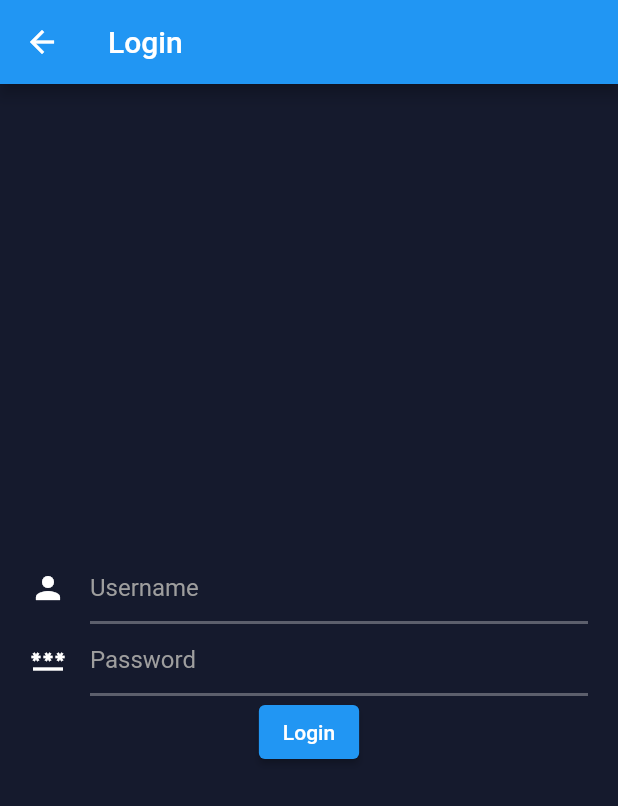
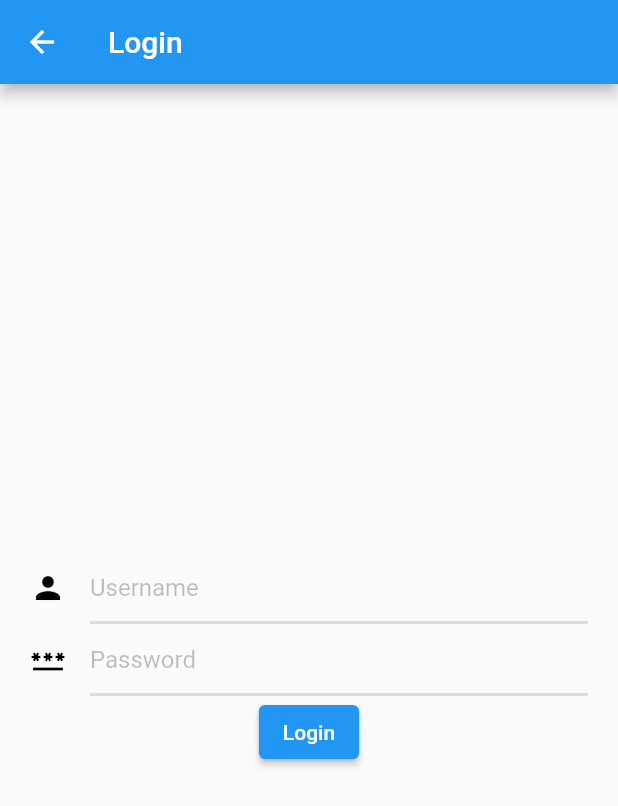
Before and after one commit to jerr-it/compound, a Flutter app: the LoginPage screen opened directly, on a phone screen of 412 x 824 dp. Shown: the top 806 px of the screen. Run offline on Flutter 3.47's test engine with Material 2 defaults, Android fonts, the phone set to English and light mode, and no system bars; our stand-ins replace bubble, easy_localization, flutter_secure_storage, flutter_slidable, flutter_svg; accounts and stored records are empty; network calls fail.

Commit message:
Changed login page color scheme

```diff
--- a/lib/pages/login/UniversityDropDown.dart
+++ b/lib/pages/login/UniversityDropDown.dart
@@ -35,7 +35,7 @@ class _UniversityDropdownState extends State<UniversityDropdown> {
           style: TextStyle(color: Colors.black),
           underline: Container(
             height: 2,
-            color: Colors.white,
+            color: Colors.black,
           ),
           onChanged: (Server newValue) {
             setState(() {
--- a/lib/pages/login/loginPage.dart
+++ b/lib/pages/login/loginPage.dart
@@ -19,7 +19,7 @@ class LoginPage extends StatelessWidget {
         title: Text("login".tr()),
       ),
       body: Container(
-        decoration: BoxDecoration(color: Color.fromARGB(255, 21, 26, 45)),
+        decoration: BoxDecoration(color: Colors.white12),
         child: SizedBox(
           width: double.maxFinite,
           child: Column(
@@ -33,38 +33,38 @@ class LoginPage extends StatelessWidget {
                       controller: usernameController,
                       decoration: InputDecoration(
                         hintText: "Username",
-                        hintStyle: TextStyle(color: Colors.grey),
+                        hintStyle: TextStyle(color: Colors.black26),
                         icon: Icon(
                           Icons.person,
-                          color: Colors.white,
+                          color: Colors.black,
                         ),
                         focusedBorder: UnderlineInputBorder(
-                          borderSide: BorderSide(color: Colors.white, width: 2),
+                          borderSide: BorderSide(color: Colors.black38, width: 2),
                         ),
                         enabledBorder: UnderlineInputBorder(
-                          borderSide: BorderSide(color: Colors.white30, width: 2),
+                          borderSide: BorderSide(color: Colors.black12, width: 2),
                         ),
                       ),
-                      style: TextStyle(color: Colors.white),
+                      style: TextStyle(color: Colors.black),
                     ),
                     TextFormField(
                       controller: passwordController,
                       obscureText: true,
                       decoration: InputDecoration(
                         hintText: "Password",
-                        hintStyle: TextStyle(color: Colors.grey),
+                        hintStyle: TextStyle(color: Colors.black26),
                         icon: Icon(
                           Icons.password_sharp,
-                          color: Colors.white,
+                          color: Colors.black,
                         ),
                         focusedBorder: UnderlineInputBorder(
-                          borderSide: BorderSide(color: Colors.white, width: 2),
+                          borderSide: BorderSide(color: Colors.black38, width: 2),
                         ),
                         enabledBorder: UnderlineInputBorder(
-                          borderSide: BorderSide(color: Colors.white30, width: 2),
+                          borderSide: BorderSide(color: Colors.black12, width: 2),
                         ),
                       ),
-                      style: TextStyle(color: Colors.white),
+                      style: TextStyle(color: Colors.black),
                     ),
                     ElevatedButton(
                       child: Text("login".tr()),
--- a/lib/pages/login/universitySelectPage.dart
+++ b/lib/pages/login/universitySelectPage.dart
@@ -43,7 +43,7 @@ class _UniversitySelectStateState extends State<UniversitySelectState> {
     UniversityDropdown uDropdown = UniversityDropdown();
 
     return Container(
-      decoration: BoxDecoration(color: Color.fromARGB(255, 21, 26, 45)),
+      decoration: BoxDecoration(color: Colors.white12),
       child: SizedBox(
         width: double.maxFinite,
         child: Column(
@@ -52,7 +52,6 @@ class _UniversitySelectStateState extends State<UniversitySelectState> {
             Text(
               "chooseUniversity".tr(),
               style: TextStyle(
-                color: Colors.white,
                 fontWeight: FontWeight.bold,
                 fontSize: 20,
               ),
```
